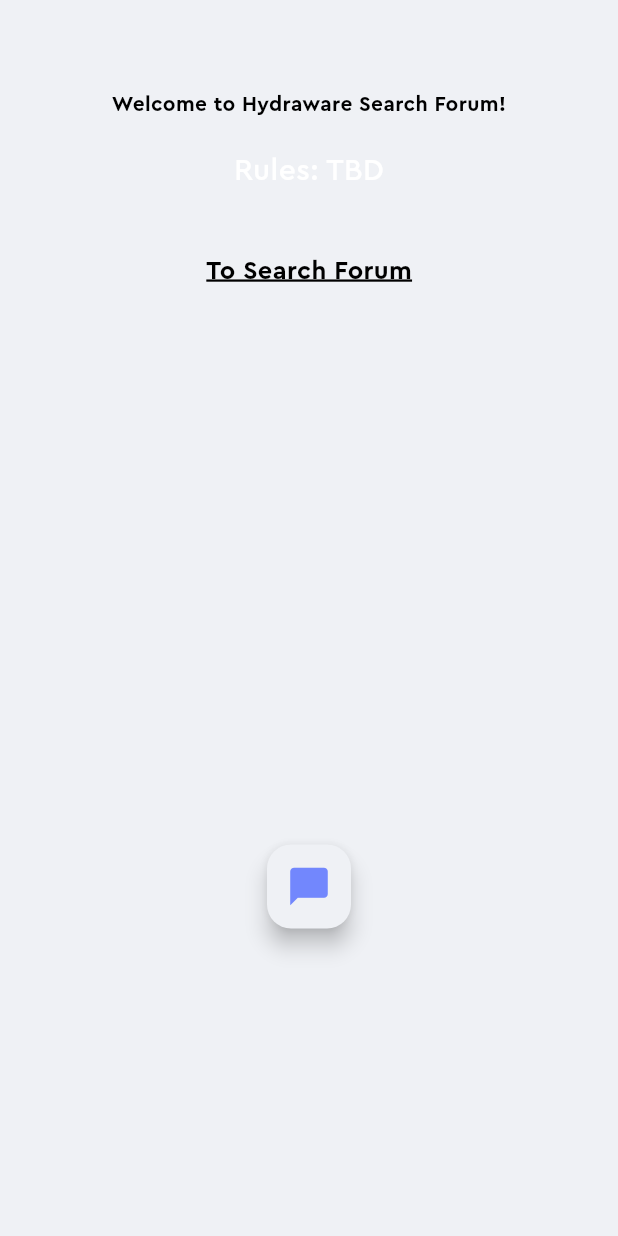
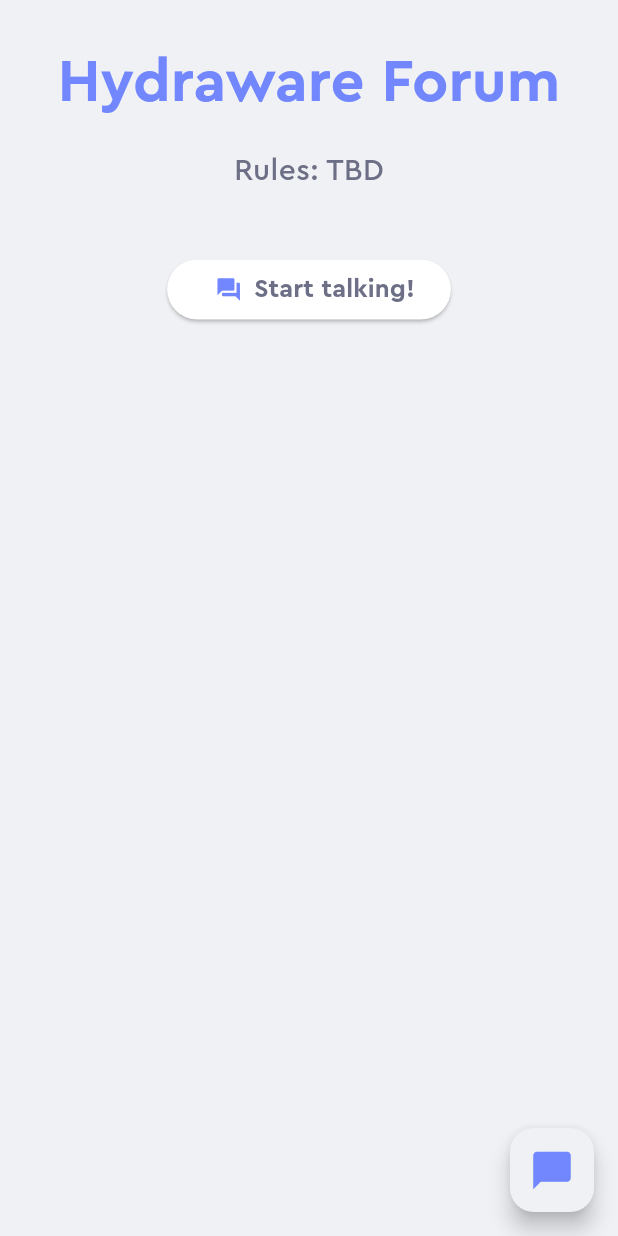
Before and after one commit to nots1dd/Hydraware, a Flutter app: the SearchForumIntroScreen screen opened directly, on a phone screen of 412 x 824 dp. Run offline on Flutter 3.47's test engine with Material 3 defaults, Android fonts, the light colour scheme and no system bars; drawn by our look-alikes of animated_background; our stand-ins replace cloud_firestore, firebase_auth, firebase_core, flutter_dotenv, flutter_gemini, flutter_keyboard_visibility and 4 more; missing offline and left inert: flutter_osm_plugin; accounts and stored records are empty.

Commit message:
Feat: Search page recolor

```diff
--- a/lib/pages/search_screens/search_forum.dart
+++ b/lib/pages/search_screens/search_forum.dart
@@ -1,5 +1,6 @@
 import 'package:animated_background/animated_background.dart';
 import 'package:flutter/material.dart';
+import 'package:flutter/rendering.dart';
 import 'package:hydraware/components/toggle_button.dart';
 
 class SearchForumIntroScreen extends StatefulWidget {
@@ -15,13 +16,15 @@ class _SearchForumIntroScreenState extends State<SearchForumIntroScreen>
   @override
   Widget build(BuildContext context) {
     return Scaffold(
+      floatingActionButton:
+          const ToggleButton(dir: '/chat', icon: Icons.chat_bubble),
       backgroundColor: Theme.of(context).colorScheme.background,
       body: AnimatedBackground(
         behaviour: RandomParticleBehaviour(
           options: ParticleOptions(
             spawnMaxRadius: 30,
             spawnMinSpeed: 10.00,
-            particleCount: 50,
+            particleCount: 60,
             spawnMaxSpeed: 50,
             minOpacity: 0.01,
             spawnOpacity: 0.05,
@@ -29,45 +32,66 @@ class _SearchForumIntroScreenState extends State<SearchForumIntroScreen>
           ),
         ),
         vsync: this,
-        child: Center(
+        child: SingleChildScrollView(
+          child: Column(
+            children: [
+              Center(
                 child: SafeArea(
                   child: Column(
                     children: [
-                const SizedBox(height: 60),
-                Text('Welcome to Hydraware Search Forum!',
+                      const SizedBox(height: 30),
+                      RichText(
+                          text: TextSpan(children: <TextSpan>[
+                        TextSpan(
+                            text: 'Hydraware Forum',
                             style: TextStyle(
-                        color: Colors.blue[850],
-                        fontSize: 14,
+                                color: Theme.of(context).colorScheme.primary,
+                                fontSize: 40,
                                 fontFamily: 'Cera Pro',
-                        fontWeight: FontWeight.bold)),
+                                fontWeight: FontWeight.bold))
+                      ])),
                       const SizedBox(height: 20),
-                const Text(
+                      Text(
                         'Rules: TBD',
                         style: TextStyle(
                             fontFamily: 'Cera Pro',
-                      color: Colors.white,
+                            color: Theme.of(context).colorScheme.onBackground,
                             fontSize: 20,
                             fontWeight: FontWeight.w200),
                       ),
                       const SizedBox(height: 20),
                       const SizedBox(height: 20),
-                GestureDetector(
-                    onTap: () {
+                      ElevatedButton(
+                        onPressed: () {
                           Navigator.pushNamed(context, '/search');
                         },
-                    child: const Text(
-                      'To Search Forum',
+                        child: Row(
+                          mainAxisSize: MainAxisSize.min,
+                          mainAxisAlignment: MainAxisAlignment.center,
+                          crossAxisAlignment: CrossAxisAlignment.center,
+                          children: [
+                            const Padding(
+                              padding: EdgeInsets.all(8.0),
+                              child: Icon(Icons.forum),
+                            ),
+                            Text('Start talking!',
                                 style: TextStyle(
-                          color: Colors.black,
+                                  color: Theme.of(context)
+                                      .colorScheme
+                                      .onBackground,
                                   fontWeight: FontWeight.bold,
                                   fontSize: 17,
                                   fontFamily: 'Cera Pro',
-                          decoration: TextDecoration.underline),
-                    )),
-                const SizedBox(height: 370),
-                const ToggleButton(dir: '/chat', icon: Icons.chat_bubble)
+                                ))
                           ],
                         ),
+                      ),
+                      const SizedBox(height: 370),
+                    ],
+                  ),
+                ),
+              ),
+            ],
           ),
         ),
       ),
```
Also changed, not shown: pubspec.lock. Lines whose indentation alone changed are shown as unchanged.
